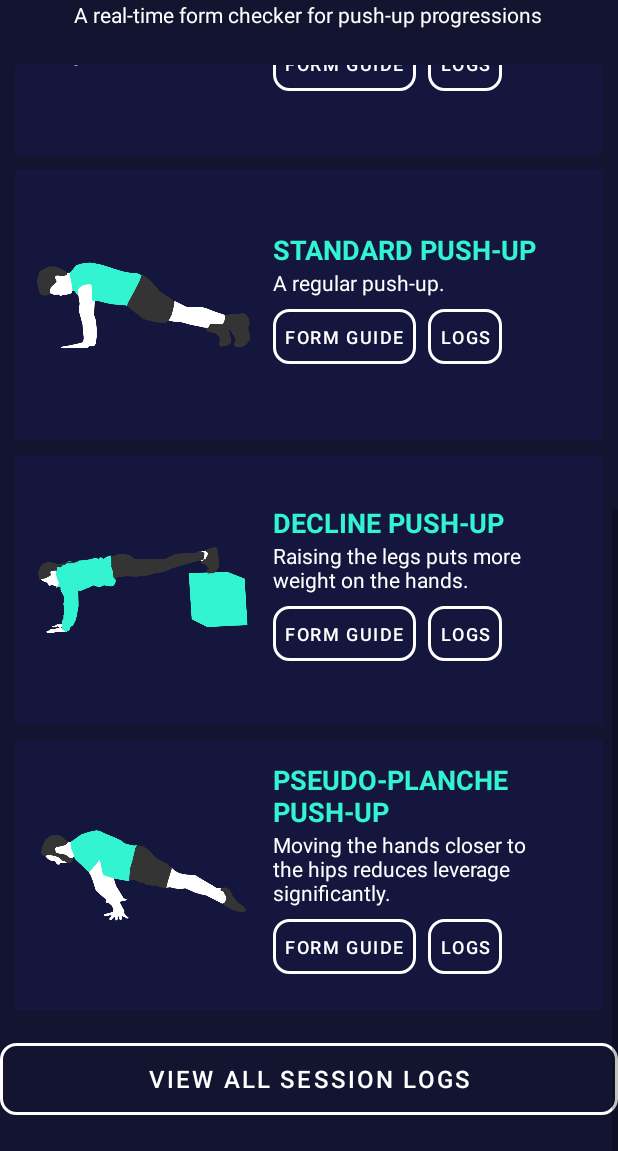
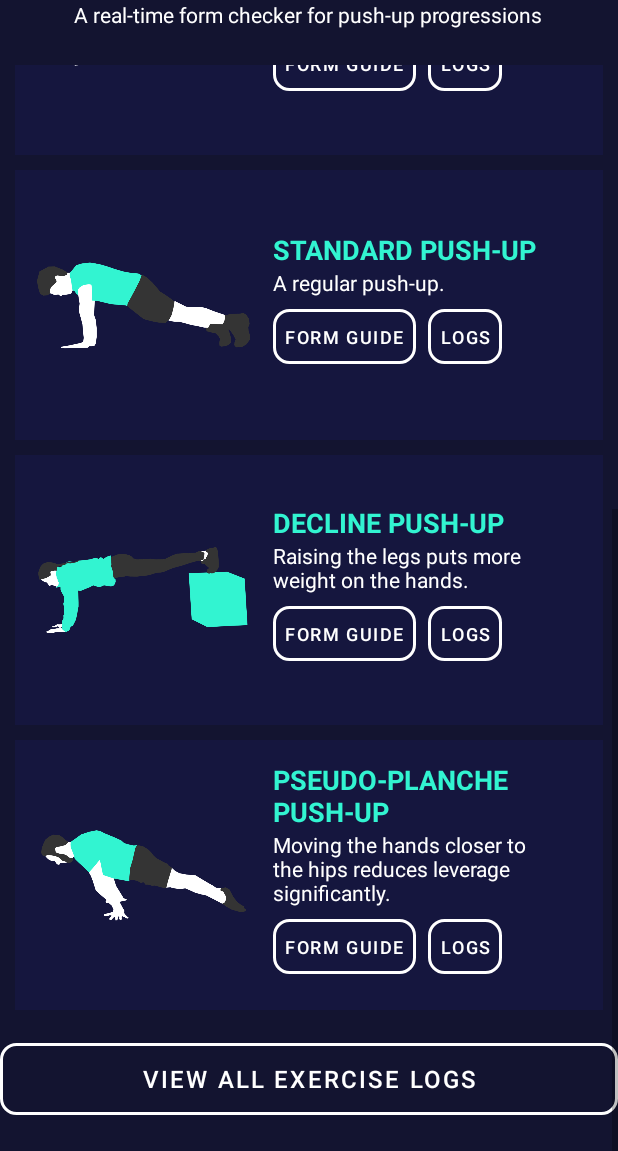
Before and after one commit to boladss/progress-up, an Android app: the screen it shows after launch (MainActivity), scrolled down 500 dp, on a phone screen of 412 x 824 dp, the part 85-1236 px from its top. Run offline under Robolectric (Android 15) with nearby library versions, the phone set to English and light mode, and no system bars.

Commit message:
refactor: update main activity strings

```diff
--- a/app/src/main/res/layout/activity_main.xml
+++ b/app/src/main/res/layout/activity_main.xml
@@ -22,7 +22,7 @@
                 android:layout_width="wrap_content"
                 android:layout_height="wrap_content"
                 android:layout_gravity="center"
-                android:text="Progress-Up"
+                android:text="@string/pu_app_name"
                 android:textColor="#32f4d1"
                 android:textSize="24sp"
                 android:textStyle="bold" />
@@ -31,7 +31,7 @@
                 android:layout_width="wrap_content"
                 android:layout_height="wrap_content"
                 android:layout_gravity="center"
-                android:text="A real-time form checker for push-up progressions"
+                android:text="@string/pu_app_description"
                 android:textColor="#FFFFFF"
                 android:textSize="14sp" />
         </LinearLayout>
@@ -89,7 +89,7 @@
                     android:layout_marginTop="12dp"
                     android:layout_marginBottom="24dp"
                     android:background="@drawable/button_white_outline"
-                    android:text="View all session logs" />
+                    android:text="@string/pu_logs_button" />
             </LinearLayout>
 
         </ScrollView>
--- a/app/src/main/res/values/strings.xml
+++ b/app/src/main/res/values/strings.xml
@@ -1,5 +1,7 @@
 <resources>
     <string name="pu_app_name">Progress-Up</string>
+    <string name="pu_app_description">A real-time form checker for push-up progressions</string>
+
     <string name="tfe_pe_request_permission">This app needs camera permission.</string>
     <string name="tfe_pe_tv_score">Score: %.2f</string>
     <string name="tfe_pe_tv_model">Model: </string>
@@ -21,6 +23,7 @@
     <string name="pu_prog_form_guide">Form Guide</string>
     <string name="pu_prog_exercise_logs">Logs</string>
     <string name="pu_prog_diagram_desc">Diagram of push-up progression</string>
+    <string name="pu_logs_button">View all exercise logs</string>
 
     <string name="pu_init_feedback">Get into position! For accurate tracking,\nposition your head towards the top of your phone.</string>
     <string name="pu_init_rep_count">0</string>
```
